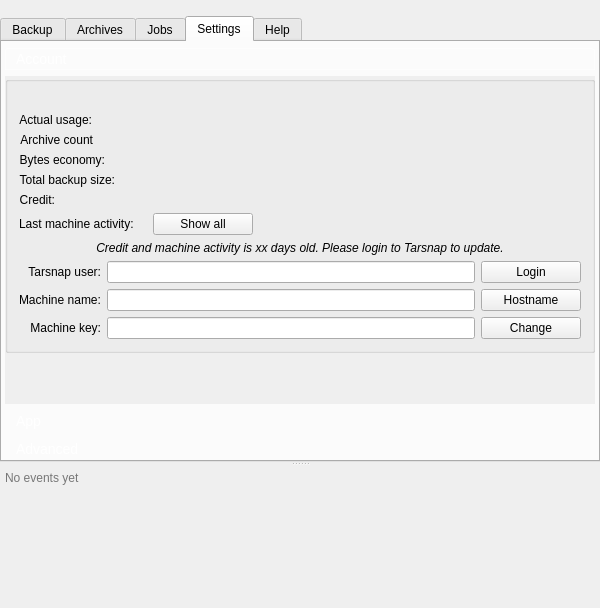
The window that forms/mainwindow.ui (Tarsnap/tarsnap-gui) describes before a commit, drawn with Qt 5.
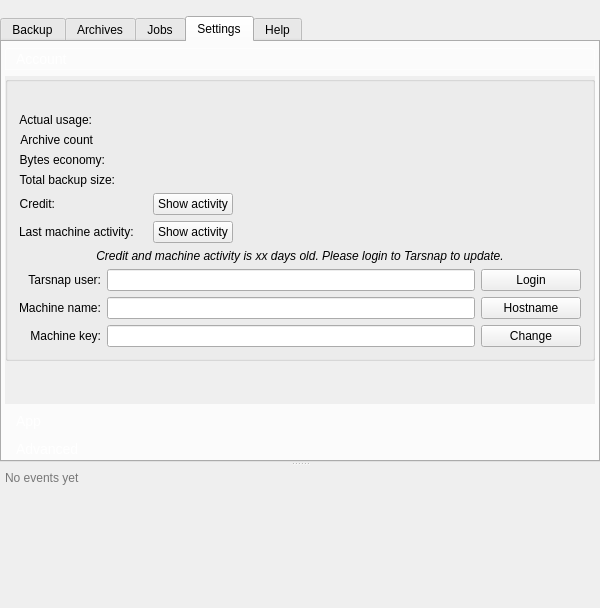
The same window after the commit. The open tabs and pages were chosen to show the change. Icons and pictures are not drawn. Custom widgets are drawn as their Qt base class.

Commit message: Progress towards account info fetch implementation.

```diff
--- a/forms/mainwindow.ui
+++ b/forms/mainwindow.ui
@@ -1120,25 +1120,6 @@
                       </property>
                      </widget>
                     </item>
-                    <item row="4" column="1">
-                     <widget class="QLabel" name="accountCreditLabel">
-                      <property name="font">
-                       <font>
-                        <weight>75</weight>
-                        <bold>true</bold>
-                       </font>
-                      </property>
-                      <property name="toolTip">
-                       <string>This info is updated on demand. Press the big Tarsnap button above to update.</string>
-                      </property>
-                      <property name="text">
-                       <string/>
-                      </property>
-                      <property name="textInteractionFlags">
-                       <set>Qt::LinksAccessibleByMouse|Qt::TextSelectableByMouse</set>
-                      </property>
-                     </widget>
-                    </item>
                     <item row="5" column="0">
                      <widget class="QLabel" name="label_9">
                       <property name="toolTip">
@@ -1175,29 +1156,44 @@
                       </item>
                       <item>
                        <widget class="QPushButton" name="machineActivityShowButton">
-                        <property name="sizePolicy">
-                         <sizepolicy hsizetype="Fixed" vsizetype="Fixed">
-                          <horstretch>0</horstretch>
-                          <verstretch>0</verstretch>
-                         </sizepolicy>
+                        <property name="toolTip">
+                         <string>Show activity for this Machine. Requires Tarsnap login.</string>
                         </property>
-                        <property name="minimumSize">
-                         <size>
-                          <width>100</width>
-                          <height>0</height>
-                         </size>
+                        <property name="text">
+                         <string>Show activity</string>
                         </property>
-                        <property name="maximumSize">
-                         <size>
-                          <width>100</width>
-                          <height>16777215</height>
-                         </size>
+                       </widget>
+                      </item>
+                     </layout>
+                    </item>
+                    <item row="4" column="1">
+                     <layout class="QHBoxLayout" name="horizontalLayout_6">
+                      <item>
+                       <widget class="QLabel" name="accountCreditLabel">
+                        <property name="font">
+                         <font>
+                          <weight>75</weight>
+                          <bold>true</bold>
+                         </font>
                         </property>
                         <property name="toolTip">
                          <string>Show all account activity for this Machine. Requires Tarsnap login.</string>
                         </property>
                         <property name="text">
-                         <string>Show all</string>
+                         <string/>
+                        </property>
+                        <property name="textInteractionFlags">
+                         <set>Qt::LinksAccessibleByMouse|Qt::TextSelectableByMouse</set>
+                        </property>
+                       </widget>
+                      </item>
+                      <item>
+                       <widget class="QPushButton" name="accountActivityShowButton">
+                        <property name="toolTip">
+                         <string>Show account activity. Requires Tarsnap login.</string>
+                        </property>
+                        <property name="text">
+                         <string>Show activity</string>
                         </property>
                        </widget>
                       </item>
```
Left out of the diff: 4 changed lines with no effect on the pictures. The commit also changes 4 other files.
